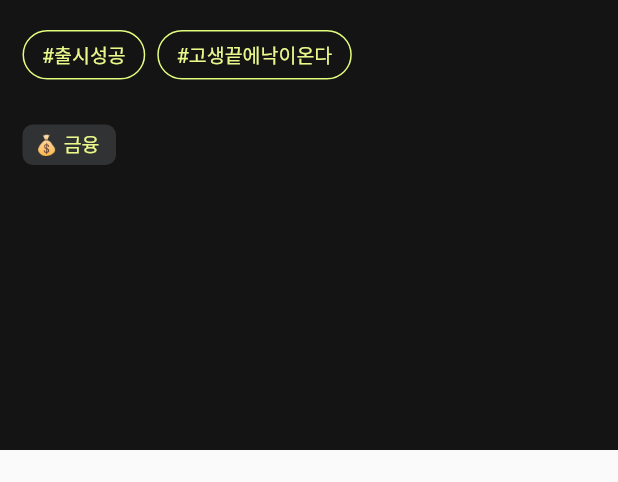
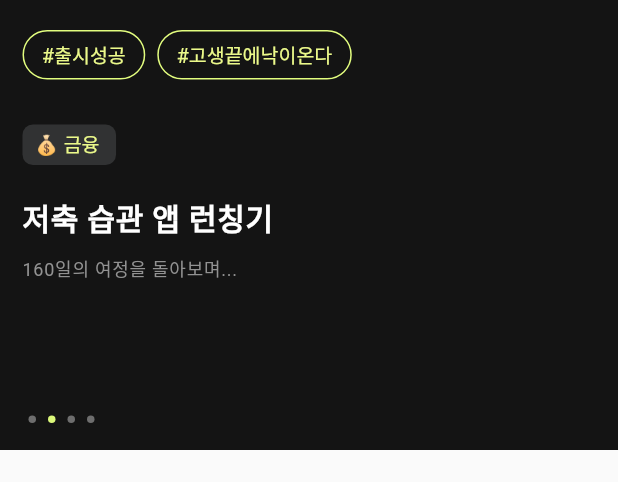
Before and after one commit to zixxin/grit_mimesis, a Flutter app: the screen it shows after launch, on a phone screen of 412 x 824 dp, the part 84-566 px from its top. Run offline on Flutter 3.47's test engine with Material 2 defaults, Android fonts, the phone set to English and light mode, and no system bars; drawn by our look-alikes of dots_indicator.

Commit message:
타이틀 섹션 이미지 제외 모든 파트 구현 완료

```diff
--- a/lib/home.dart
+++ b/lib/home.dart
@@ -1,4 +1,5 @@
 import 'package:flutter/material.dart';
+import 'package:dots_indicator/dots_indicator.dart';
 
 class HomePage extends StatefulWidget {
   const HomePage({Key? key}) : super(key: key);
@@ -154,6 +155,45 @@ class _HomePageState extends State<HomePage> {
                     textAlign: TextAlign.center,
                   ),
                 ),
+                Container(
+                  margin: const EdgeInsets.only(top: 20, left: 15),
+                  child: const Text(
+                    '저축 습관 앱 런칭기',
+                    style: TextStyle(
+                        letterSpacing: 0.5,
+                        color: Colors.white,
+                        fontSize: 20,
+                        fontWeight: FontWeight.bold),
+                    textAlign: TextAlign.center,
+                  ),
+                ),
+                Container(
+                  margin: const EdgeInsets.only(top: 10, left: 15),
+                  child: const Text(
+                    '160일의 여정을 돌아보며...',
+                    style: TextStyle(
+                        letterSpacing: 0.5,
+                        color: Color(0xFF929292),
+                        fontSize: 12),
+                    textAlign: TextAlign.center,
+                  ),
+                ),
+                Container(
+                  padding: const EdgeInsets.only(top: 85, left: 15),
+                  child: DotsIndicator(
+                    dotsCount: 4,
+                    position: 1,
+                    decorator: DotsDecorator(
+                      spacing: const EdgeInsets.all(4.0),
+                      color: const Color(0xFF6E6E6E),
+                      size: const Size.square(5.0),
+                      activeSize: const Size.square(5.0),
+                      activeColor: const Color(0xFFDBF87A),
+                      activeShape: RoundedRectangleBorder(
+                          borderRadius: BorderRadius.circular(5.0)),
+                    ),
+                  ),
+                ),
               ],
             ),
           ),
```
Also changed, not shown: pubspec.yaml (+3 -9 lines), pubspec.lock.
